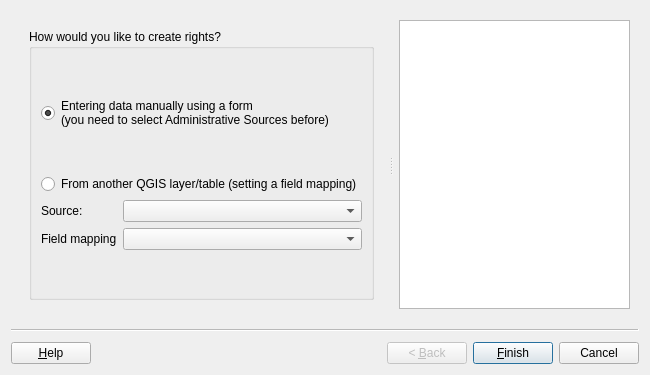
Before: the Qt Designer form asistente_ladm_col/ui/wiz_create_right_cadastre.ui in SwissTierrasColombia/Asistente-LADM-COL, drawn with Qt 5.
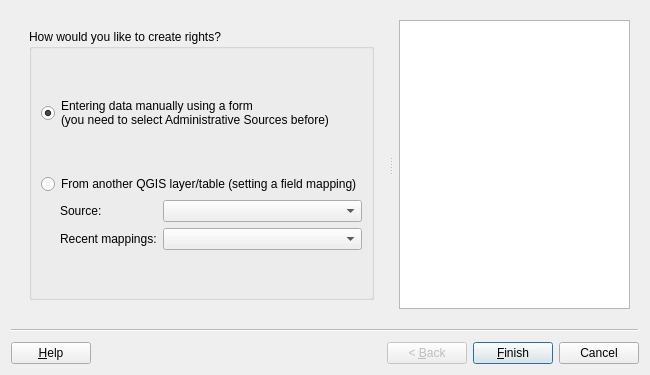
After: the same form once the commit is applied. Custom widgets are drawn as their Qt base class.

What changed in the file:
```diff
--- a/asistente_ladm_col/ui/wiz_create_right_cadastre.ui
+++ b/asistente_ladm_col/ui/wiz_create_right_cadastre.ui
@@ -49,7 +49,7 @@
            <string>How would you like to create rights?</string>
           </property>
           <layout class="QGridLayout" name="gridLayout_3">
-           <item row="0" column="0">
+           <item row="0" column="0" colspan="2">
             <spacer name="verticalSpacer_6">
              <property name="orientation">
               <enum>Qt::Vertical</enum>
@@ -62,7 +62,7 @@
              </property>
             </spacer>
            </item>
-           <item row="1" column="0">
+           <item row="1" column="0" colspan="2">
             <widget class="QRadioButton" name="rad_create_manually">
              <property name="text">
               <string>Entering data manually using a form
@@ -73,7 +73,7 @@
              </property>
             </widget>
            </item>
-           <item row="2" column="0">
+           <item row="2" column="0" colspan="2">
             <spacer name="verticalSpacer_7">
              <property name="orientation">
               <enum>Qt::Vertical</enum>
@@ -86,7 +86,7 @@
              </property>
             </spacer>
            </item>
-           <item row="3" column="0">
+           <item row="3" column="0" colspan="2">
             <widget class="QRadioButton" name="rad_refactor">
              <property name="enabled">
               <bool>true</bool>
@@ -97,6 +97,22 @@
             </widget>
            </item>
            <item row="4" column="0">
+            <spacer name="horizontalSpacer">
+             <property name="orientation">
+              <enum>Qt::Horizontal</enum>
+             </property>
+             <property name="sizeType">
+              <enum>QSizePolicy::Minimum</enum>
+             </property>
+             <property name="sizeHint" stdset="0">
+              <size>
+               <width>13</width>
+               <height>20</height>
+              </size>
+             </property>
+            </spacer>
+           </item>
+           <item row="4" column="1">
             <layout class="QGridLayout" name="gridLayout_2">
              <item row="0" column="0">
               <widget class="QLabel" name="lbl_refactor_source">
@@ -136,7 +152,7 @@
              <item row="1" column="0">
               <widget class="QLabel" name="lbl_field_mapping">
                <property name="text">
-                <string>Field mapping</string>
+                <string>Recent mappings:</string>
                </property>
               </widget>
              </item>
@@ -145,7 +161,7 @@
              </item>
             </layout>
            </item>
-           <item row="5" column="0">
+           <item row="5" column="0" colspan="2">
             <spacer name="verticalSpacer_8">
              <property name="orientation">
               <enum>Qt::Vertical</enum>
```
